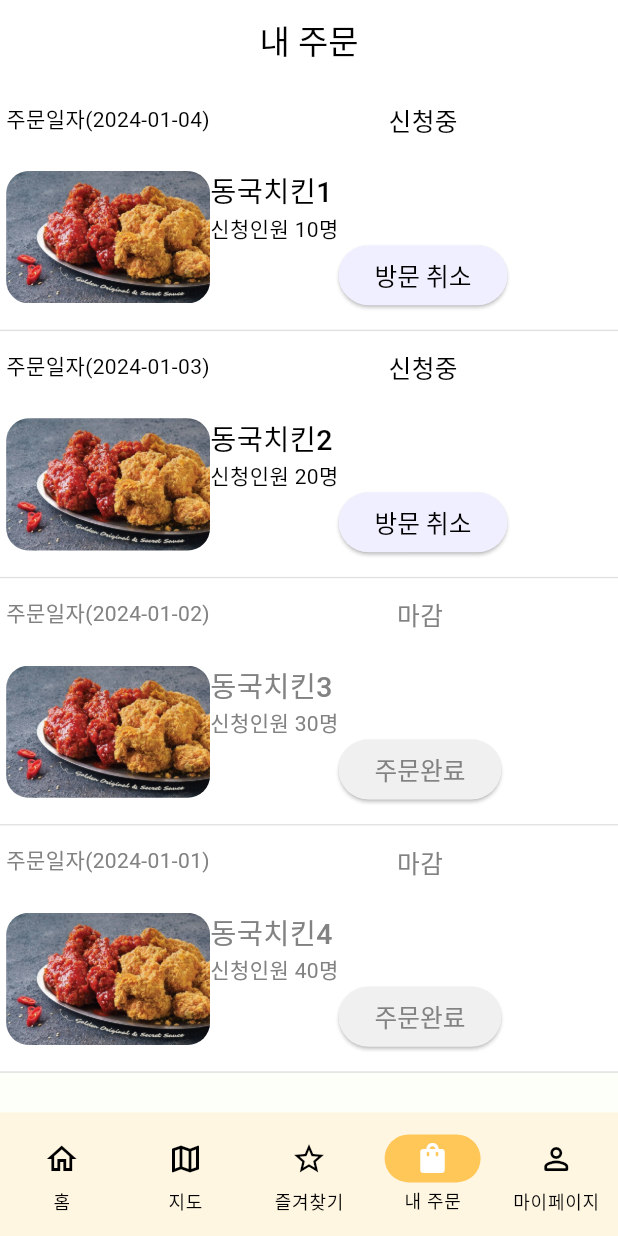
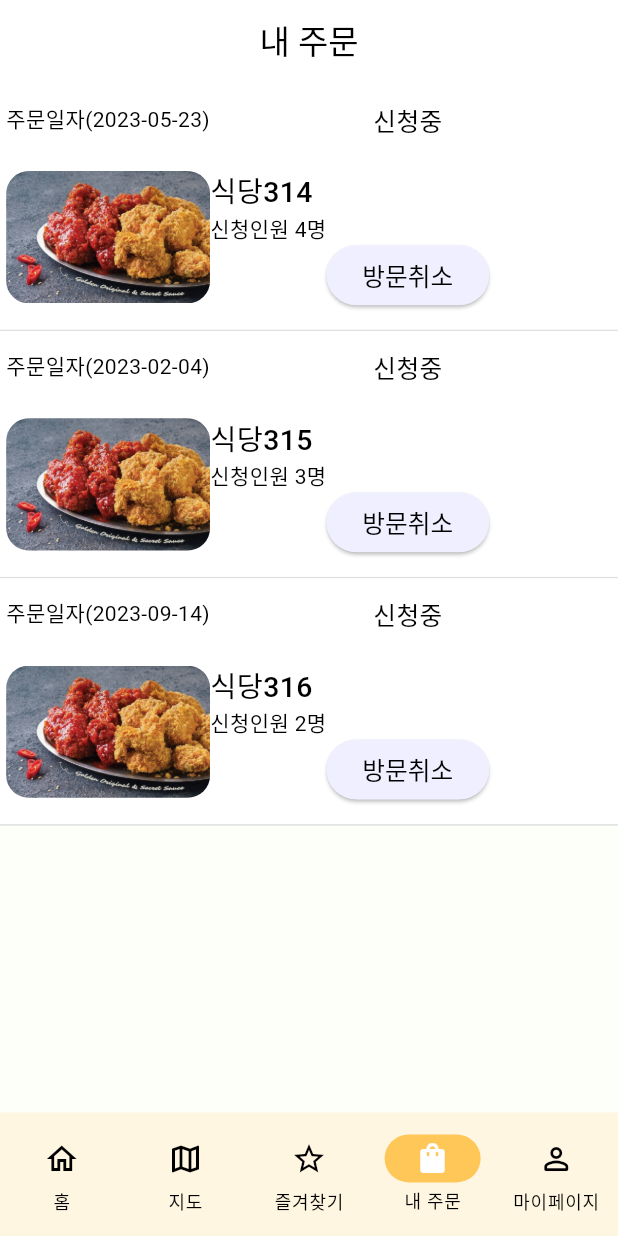
Before and after one commit to CSID-DGU/2024-01-CSC4004-03-I-Contact, a Flutter app: the screen it shows after launch, item 4 of the bottom bar chosen, on a phone screen of 412 x 824 dp. Run offline on Flutter 3.47's test engine with Material 3 defaults, Android fonts, the phone set to English and light mode, and no system bars; our stand-ins replace flutter_secure_storage, riverpod, shared_preferences.

Commit message:
feat: 고객 앱_내 주문위젯 및 내 주문 스크린 수정

```diff
--- a/customer/lib/screens/my_order_screen.dart
+++ b/customer/lib/screens/my_order_screen.dart
@@ -9,6 +9,30 @@ class MyOrderScreen extends StatefulWidget {
 }
 
 class _MyOrderScreenState extends State<MyOrderScreen> {
+  List<Map<String, dynamic>> orders = [
+    {
+      'orderDate': '2023-05-23',
+      'orderRestaurant': '식당314',
+      'orderCount': '4',
+    },
+    {
+      'orderDate': '2023-02-04',
+      'orderRestaurant': '식당315',
+      'orderCount': '3',
+    },
+    {
+      'orderDate': '2023-09-14',
+      'orderRestaurant': '식당316',
+      'orderCount': '2',
+    },
+    // Add more orders here
+  ];
+  void handleOrderFinish(int index) {
+    setState(() {
+      orders.removeAt(index);
+    });
+  }
+
   @override
   Widget build(BuildContext context) {
     return Scaffold(
@@ -16,36 +40,20 @@ class _MyOrderScreenState extends State<MyOrderScreen> {
         title: const Center(child: Text('내 주문')),
       ),
       backgroundColor: Theme.of(context).colorScheme.background,
-      body: const SingleChildScrollView(
-        child: Column(
-          children: [
-            MyOrderWidget(
-              orderDate: '2024-01-04',
-              orderRestaurant: '동국치킨1',
-              orderCount: '10',
-              initialIsFinished: false,
+      body: orders.isEmpty
+          ? const Center(child: Text('주문이 없습니다.'))
+          : ListView.builder(
+              itemCount: orders.length,
+              itemBuilder: (context, index) {
+                final order = orders[index];
+                return MyOrderWidget(
+                  orderDate: order['orderDate'],
+                  orderRestaurant: order['orderRestaurant'],
+                  orderCount: order['orderCount'],
+                  onFinish: () => handleOrderFinish(index),
+                );
+              },
             ),
-            MyOrderWidget(
-              orderDate: '2024-01-03',
-              orderRestaurant: '동국치킨2',
-              orderCount: '20',
-              initialIsFinished: false,
-            ),
-            MyOrderWidget(
-              orderDate: '2024-01-02',
-              orderRestaurant: '동국치킨3',
-              orderCount: '30',
-              initialIsFinished: true,
-            ),
-            MyOrderWidget(
-              orderDate: '2024-01-01',
-              orderRestaurant: '동국치킨4',
-              orderCount: '40',
-              initialIsFinished: true,
-            ),
-          ],
-        ),
-      ),
     );
   }
 }
--- a/customer/lib/widgets/myorder_widget.dart
+++ b/customer/lib/widgets/myorder_widget.dart
@@ -10,27 +10,23 @@ class MyOrderWidget extends StatefulWidget {
     required this.orderDate,
     required this.orderRestaurant,
     required this.orderCount,
-    required this.initialIsFinished,
+    required this.onFinish,
   });
   final String orderDate, orderRestaurant, orderCount;
-  final bool initialIsFinished;
+  final VoidCallback onFinish;
   @override
   State<MyOrderWidget> createState() => _MyOrderWidgetState();
 }
 
 class _MyOrderWidgetState extends State<MyOrderWidget> {
-  late bool isFinished;
-
   @override
   void initState() {
     super.initState();
-    isFinished = widget.initialIsFinished;
   }
 
   void _toggleOrderStatus() {
-    setState(() {
-      isFinished = true;
-    });
+    setState(() {});
+    widget.onFinish();
   }
 
   @override
@@ -71,8 +67,7 @@ class _MyOrderWidgetState extends State<MyOrderWidget> {
                   Text(
                     '주문일자(${widget.orderDate})',
                     style: TextStyle(
-                      color:
-                          isFinished ? const Color(0xFF828282) : Colors.black,
+                      color: Colors.black,
                       fontSize: screenHeight * 0.017,
                       fontWeight: FontWeight.normal,
                     ),
@@ -96,8 +91,7 @@ class _MyOrderWidgetState extends State<MyOrderWidget> {
                   Text(
                     widget.orderRestaurant,
                     style: TextStyle(
-                      color:
-                          isFinished ? const Color(0xFF828282) : Colors.black,
+                      color: Colors.black,
                       fontSize: screenHeight * 0.023,
                       fontWeight: FontWeight.w500,
                     ),
@@ -105,8 +99,7 @@ class _MyOrderWidgetState extends State<MyOrderWidget> {
                   Text(
                     '신청인원 ${widget.orderCount}명',
                     style: TextStyle(
-                      color:
-                          isFinished ? const Color(0xFF828282) : Colors.black,
+                      color: Colors.black,
                       fontSize: screenHeight * 0.017,
                       fontWeight: FontWeight.normal,
                     ),
@@ -117,10 +110,9 @@ class _MyOrderWidgetState extends State<MyOrderWidget> {
                 mainAxisAlignment: MainAxisAlignment.spaceBetween,
                 children: [
                   Text(
-                    isFinished ? '마감' : '신청중',
+                    '신청중',
                     style: TextStyle(
-                      color:
-                          isFinished ? const Color(0xFF828282) : Colors.black,
+                      color: Colors.black,
                       fontSize: screenHeight * 0.02,
                       fontWeight: FontWeight.normal,
                     ),
@@ -128,17 +120,14 @@ class _MyOrderWidgetState extends State<MyOrderWidget> {
                   ElevatedButton(
                     onPressed: _toggleOrderStatus,
                     style: ElevatedButton.styleFrom(
-                      backgroundColor: isFinished
-                          ? const Color(0xFFF0F0F0)
-                          : const Color(0xFFF0EFFF),
-                      foregroundColor:
-                          isFinished ? const Color(0xFF828282) : Colors.black,
+                      backgroundColor: const Color(0xFFF0EFFF),
+                      foregroundColor: Colors.black,
                       textStyle: TextStyle(
                         fontSize: screenHeight * 0.02,
                       ),
                       minimumSize: const Size(70, 40),
                     ),
-                    child: Text(isFinished ? '주문완료' : '방문 취소'),
+                    child: const Text('방문취소'),
                   ),
                 ],
               )
```
